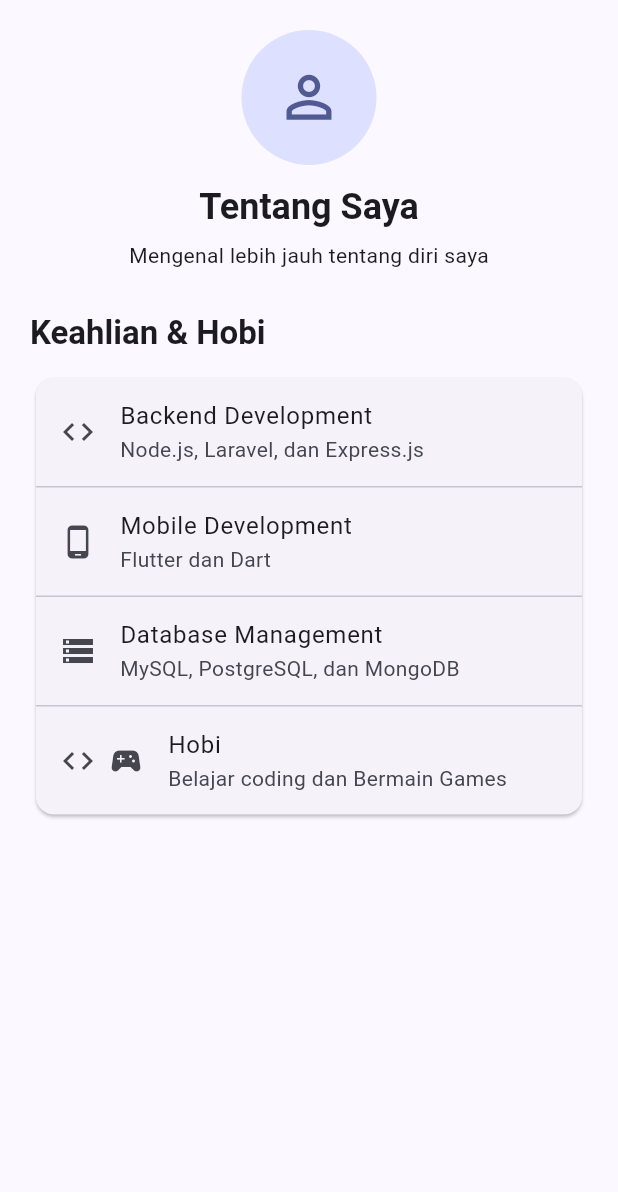
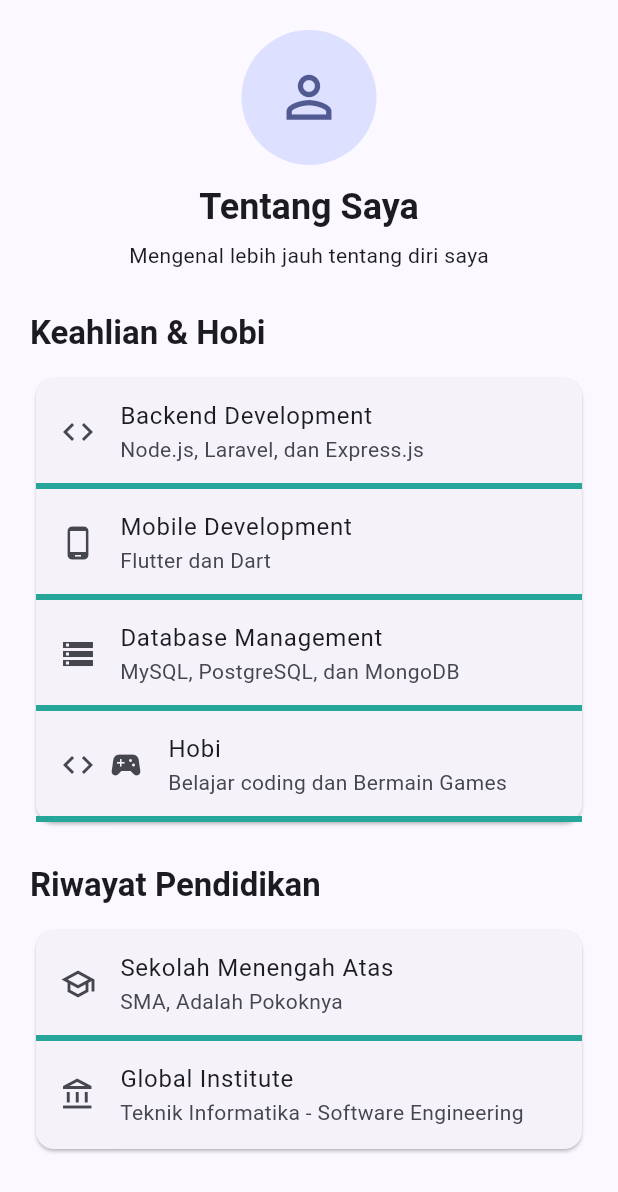
Before and after one commit to voltakits725/uts_pml_1124160165, a Flutter app: the AboutPage widget shown alone on an empty page, opened directly, on a phone screen of 412 x 824 dp. Shown: the top 1192 px of the screen. Run offline on Flutter 3.47's test engine with Material 3 defaults, Android fonts, the phone set to English and light mode, and no system bars.

Commit message:
feat: menambahkan bagian riwayat pendidikan

```diff
--- a/soal2_profil_app/lib/screens/about_page.dart
+++ b/soal2_profil_app/lib/screens/about_page.dart
@@ -62,19 +62,20 @@ class AboutPage extends StatelessWidget {
                 title: Text('Backend Development'),
                 subtitle: Text('Node.js, Laravel, dan Express.js'),
               ),
-              Divider(height: 1),
+              Divider(height: 2, thickness: 4, color: Colors.teal[400],),
               ListTile(
                 leading: Icon(Icons.phone_android),
                 title: Text('Mobile Development'),
                 subtitle: Text('Flutter dan Dart'),
               ),
-              Divider(height: 1),
+
+              Divider(height: 2, thickness: 4, color: Colors.teal[400],),
               ListTile(
                 leading: Icon(Icons.storage),
                 title: Text('Database Management'),
                 subtitle: Text('MySQL, PostgreSQL, dan MongoDB'),
               ),
-              Divider(height: 1,),
+              Divider(height: 2, thickness: 4, color: Colors.teal[400],),
               ListTile(
                 leading: const Row(
                     mainAxisSize: MainAxisSize.min,
@@ -87,7 +88,34 @@ class AboutPage extends StatelessWidget {
                 title: const Text('Hobi'),
                 subtitle: const Text('Belajar coding dan Bermain Games'),
               ),
+              Divider(height: 2, thickness: 4, color: Colors.teal[400],),
 
+            ],
+          ),
+        ),
+
+        const SizedBox(height: 24),
+        Text(
+          'Riwayat Pendidikan',
+          style: Theme.of(context).textTheme.titleLarge?.copyWith(
+            fontWeight: FontWeight.bold,
+          ),
+        ),
+        const SizedBox(height: 12,),
+        Card(
+          child: Column(
+            children: [
+              ListTile(
+                leading: Icon(Icons.school_outlined),
+                title: Text('Sekolah Menengah Atas'),
+                subtitle: Text('SMA, Adalah Pokoknya'),
+              ),
+              Divider(height: 2, thickness: 4, color: Colors.teal[400],),
+              ListTile(
+                leading: Icon(Icons.account_balance_outlined),
+                title: Text('Global Institute'),
+                subtitle: Text('Teknik Informatika - Software Engineering'),
+              )
             ],
           ),
         )
```
